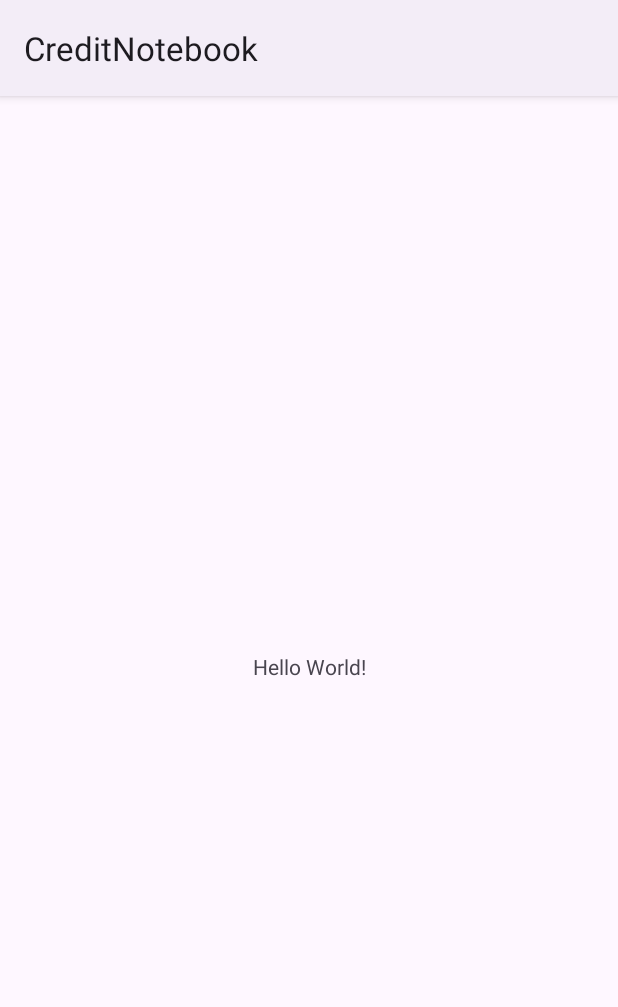
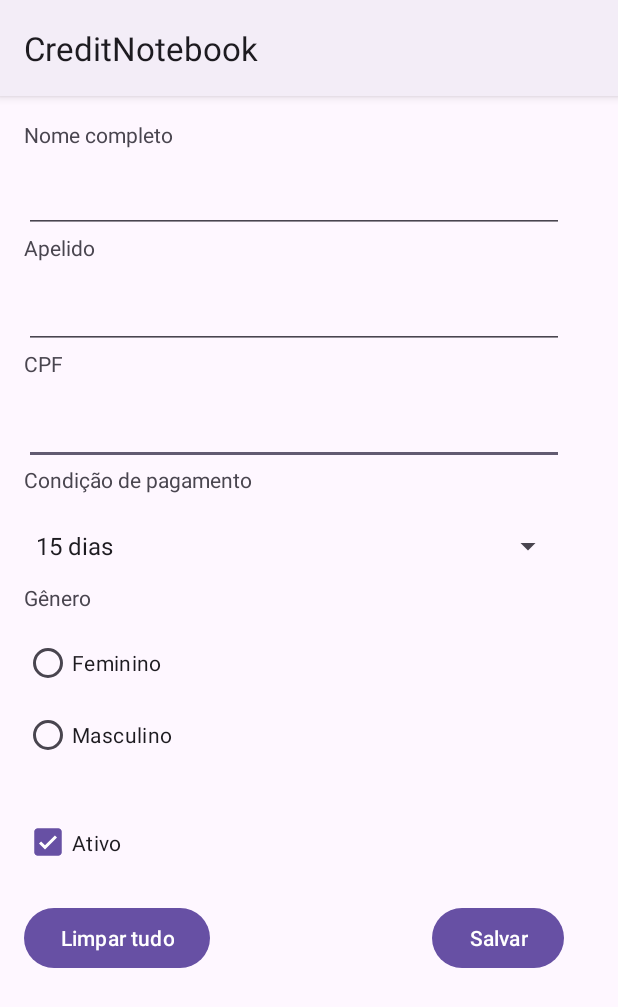
Before and after one commit to somallef/CreditNotebook, an Android app: the screen it shows after launch (MainActivity before the commit, CustomerActivity after it), on a phone screen of 412 x 824 dp. Shown: the top 1007 px of the screen. Run offline under Robolectric (Android 15) with nearby library versions, the phone set to English and light mode, and no system bars.

Commit message:
Criação da activity Customer

```diff
--- a/app/src/main/AndroidManifest.xml
+++ b/app/src/main/AndroidManifest.xml
@@ -13,14 +13,19 @@
         android:theme="@style/Theme.CreditNotebook"
         tools:targetApi="31">
         <activity
-            android:name=".MainActivity"
-            android:exported="true">
+            android:name=".domain.customer.CustomerActivity"
+            android:exported="true" >
             <intent-filter>
                 <action android:name="android.intent.action.MAIN" />
 
                 <category android:name="android.intent.category.LAUNCHER" />
             </intent-filter>
         </activity>
+        <activity
+            android:name=".MainActivity"
+            android:exported="true">
+
+        </activity>
     </application>
 
 </manifest>
--- /dev/null
+++ b/app/src/main/java/app/creditnotebook/domain/customer/CustomerActivity.java
@@ -0,0 +1,117 @@
+package app.creditnotebook.domain.customer;
+
+import androidx.appcompat.app.AppCompatActivity;
+
+import android.content.res.TypedArray;
+import android.os.Bundle;
+import android.view.View;
+import android.widget.ArrayAdapter;
+import android.widget.CheckBox;
+import android.widget.EditText;
+import android.widget.RadioGroup;
+import android.widget.Spinner;
+import android.widget.Toast;
+
+import java.util.ArrayList;
+import java.util.List;
+
+import app.creditnotebook.R;
+
+public class CustomerActivity extends AppCompatActivity {
+
+    private EditText editTextFullName;
+    private EditText editTextNickname;
+    private EditText editTextCPF;
+    private Spinner spinnerPaymentCondition;
+    private RadioGroup radioGroupGenres;
+    private CheckBox checkBoxActive;
+
+    @Override
+    protected void onCreate(Bundle savedInstanceState) {
+        super.onCreate(savedInstanceState);
+        setContentView(R.layout.activity_customer);
+
+        editTextFullName = findViewById(R.id.editTextFullName);
+        editTextNickname = findViewById(R.id.editTextNickname);
+        editTextCPF = findViewById(R.id.editTextCPF);
+        spinnerPaymentCondition = findViewById(R.id.spinnerPaymentCondition);
+        radioGroupGenres = findViewById(R.id.radioGroupGenres);
+        checkBoxActive = findViewById(R.id.checkBoxActive);
+
+        checkBoxActive.setChecked(true);
+        spinnerPaymentConditionPopulate();
+    }
+
+    public void save(View view) {
+
+        String validateResult = validate();
+
+        if (!validateResult.isEmpty()) {
+            Toast.makeText(this, validateResult, Toast.LENGTH_LONG).show();
+        } else {
+            Toast.makeText(this, R.string.saved_successfully, Toast.LENGTH_LONG).show();
+            clearForm(view);
+        }
+
+    }
+
+    private String validate() {
+
+        if (editTextFullName.getText().toString().trim().isEmpty()) {
+            return getString(R.string.fullname_required);
+        } else if (editTextCPF.getText().toString().trim().isEmpty()) {
+            return getString(R.string.cpf_required);
+        } else if (radioGroupGenres.getCheckedRadioButtonId() == -1) {
+            return getString(R.string.gender_required);
+        }
+
+        return "";
+    }
+
+    public void clearForm(View view) {
+
+        editTextFullName.setText(null);
+        editTextNickname.setText(null);
+        editTextCPF.setText(null);
+        spinnerPaymentCondition.setSelection(0);
+        radioGroupGenres.clearCheck();
+        checkBoxActive.setChecked(true);
+
+        editTextFullName.requestFocus();
+    }
+
+    private void spinnerPaymentConditionPopulate() {
+
+        TypedArray paymentConditions = this.getResources().obtainTypedArray(R.array.payment_conditions);
+        List<PaymentCondition> paymentConditionList = new ArrayList<>();
+        final int DEFAULT_VALUE = 0;
+        final int PAYMENT_CONDITION_DAYS_INDEX = 0;
+        final int PAYMENT_CONDITION_LABEL_INDEX = 1;
+
+        for (int i = 0; i < paymentConditions.length(); i++) {
+
+            int paymentConditionId = paymentConditions.getResourceId(i, DEFAULT_VALUE);
+
+            TypedArray rawPaymentCondition = this.getResources().obtainTypedArray(paymentConditionId);
+
+            PaymentCondition paymentCondition = new PaymentCondition(
+                    rawPaymentCondition.getInt(PAYMENT_CONDITION_DAYS_INDEX, DEFAULT_VALUE),
+                    rawPaymentCondition.getString(PAYMENT_CONDITION_LABEL_INDEX)
+            );
+
+            paymentConditionList.add(paymentCondition);
+
+        }
+
+        ArrayAdapter<String> adapter = new ArrayAdapter<>(
+                this,
+                android.R.layout.simple_spinner_item,
+                paymentConditionList.stream()
+                        .map(PaymentCondition::toString)
+                        .toArray(String[]::new)
+        );
+
+        adapter.setDropDownViewResource(android.R.layout.simple_spinner_dropdown_item);
+        spinnerPaymentCondition.setAdapter(adapter);
+    }
+}
--- /dev/null
+++ b/app/src/main/java/app/creditnotebook/domain/customer/PaymentCondition.java
@@ -0,0 +1,20 @@
+package app.creditnotebook.domain.customer;
+
+import androidx.annotation.NonNull;
+
+public class PaymentCondition {
+
+    private int days;
+    private String label;
+
+    public PaymentCondition(int days, String label) {
+        this.days = days;
+        this.label = label;
+    }
+
+    @NonNull
+    @Override
+    public String toString() {
+        return label;
+    }
+}
--- /dev/null
+++ b/app/src/main/res/layout/activity_customer.xml
@@ -0,0 +1,133 @@
+<?xml version="1.0" encoding="utf-8"?>
+<androidx.constraintlayout.widget.ConstraintLayout xmlns:android="http://schemas.android.com/apk/res/android"
+    xmlns:app="http://schemas.android.com/apk/res-auto"
+    xmlns:tools="http://schemas.android.com/tools"
+    android:layout_width="match_parent"
+    android:layout_height="match_parent"
+    tools:context=".CustomerActivity">
+
+    <EditText
+        android:id="@+id/editTextCPF"
+        android:layout_width="360dp"
+        android:layout_height="48dp"
+        android:ems="10"
+        android:inputType="text"
+        app:layout_constraintStart_toStartOf="@+id/textViewCPF"
+        app:layout_constraintTop_toBottomOf="@+id/textViewCPF" />
+
+    <TextView
+        android:id="@+id/textViewCPF"
+        android:layout_width="68dp"
+        android:layout_height="29dp"
+        android:text="@string/cpf"
+        app:layout_constraintStart_toStartOf="@+id/editTextNickname"
+        app:layout_constraintTop_toBottomOf="@+id/editTextNickname" />
+
+    <TextView
+        android:id="@+id/textViewGenre"
+        android:layout_width="183dp"
+        android:layout_height="29dp"
+        android:text="@string/gender"
+        app:layout_constraintStart_toStartOf="@+id/spinnerPaymentCondition"
+        app:layout_constraintTop_toBottomOf="@+id/spinnerPaymentCondition" />
+
+    <TextView
+        android:id="@+id/textViewPaymentCondition"
+        android:layout_width="183dp"
+        android:layout_height="29dp"
+        android:text="@string/payment_condition"
+        app:layout_constraintStart_toStartOf="@+id/editTextCPF"
+        app:layout_constraintTop_toBottomOf="@+id/editTextCPF" />
+
+    <EditText
+        android:id="@+id/editTextNickname"
+        android:layout_width="360dp"
+        android:layout_height="48dp"
+        android:ems="10"
+        android:inputType="text"
+        app:layout_constraintStart_toStartOf="@+id/textViewNickname"
+        app:layout_constraintTop_toBottomOf="@+id/textViewNickname" />
+
+    <TextView
+        android:id="@+id/textViewNickname"
+        android:layout_width="68dp"
+        android:layout_height="29dp"
+        android:text="@string/nickname"
+        app:layout_constraintStart_toStartOf="@+id/editTextFullName"
+        app:layout_constraintTop_toBottomOf="@+id/editTextFullName" />
+
+    <TextView
+        android:id="@+id/textViewName"
+        android:layout_width="117dp"
+        android:layout_height="27dp"
+        android:layout_marginStart="16dp"
+        android:layout_marginTop="16dp"
+        android:text="@string/full_name"
+        app:layout_constraintStart_toStartOf="parent"
+        app:layout_constraintTop_toTopOf="parent" />
+
+    <EditText
+        android:id="@+id/editTextFullName"
+        android:layout_width="360dp"
+        android:layout_height="48dp"
+        android:ems="10"
+        android:inputType="text"
+        app:layout_constraintStart_toStartOf="@+id/textViewName"
+        app:layout_constraintTop_toBottomOf="@+id/textViewName" />
+
+    <CheckBox
+        android:id="@+id/checkBoxActive"
+        android:layout_width="360dp"
+        android:layout_height="47dp"
+        android:text="@string/active_status"
+        app:layout_constraintStart_toStartOf="@+id/radioGroupGenres"
+        app:layout_constraintTop_toBottomOf="@+id/radioGroupGenres" />
+
+    <RadioGroup
+        android:id="@+id/radioGroupGenres"
+        android:layout_width="360dp"
+        android:layout_height="120dp"
+        app:layout_constraintStart_toStartOf="@+id/textViewGenre"
+        app:layout_constraintTop_toBottomOf="@+id/textViewGenre">
+
+        <RadioButton
+            android:id="@+id/radioButtonGenreFemale"
+            android:layout_width="match_parent"
+            android:layout_height="wrap_content"
+            android:text="@string/gender_female_label" />
+
+        <RadioButton
+            android:id="@+id/radioButtonGenreMale"
+            android:layout_width="match_parent"
+            android:layout_height="wrap_content"
+            android:text="@string/gender_male_label" />
+    </RadioGroup>
+
+    <Spinner
+        android:id="@+id/spinnerPaymentCondition"
+        android:layout_width="360dp"
+        android:layout_height="49dp"
+        app:layout_constraintStart_toStartOf="@+id/textViewPaymentCondition"
+        app:layout_constraintTop_toBottomOf="@+id/textViewPaymentCondition" />
+
+    <Button
+        android:id="@+id/buttonClearAll"
+        android:layout_width="wrap_content"
+        android:layout_height="wrap_content"
+        android:layout_marginTop="16dp"
+        android:onClick="clearForm"
+        android:text="@string/clear_all"
+        app:layout_constraintStart_toStartOf="@+id/checkBoxActive"
+        app:layout_constraintTop_toBottomOf="@+id/checkBoxActive" />
+
+    <Button
+        android:id="@+id/buttonSave"
+        android:layout_width="wrap_content"
+        android:layout_height="wrap_content"
+        android:layout_marginTop="16dp"
+        android:onClick="save"
+        android:text="@string/save"
+        app:layout_constraintEnd_toEndOf="@+id/checkBoxActive"
+        app:layout_constraintTop_toBottomOf="@+id/checkBoxActive" />
+
+</androidx.constraintlayout.widget.ConstraintLayout>
--- /dev/null
+++ b/app/src/main/res/values/payment_conditions.xml
@@ -0,0 +1,30 @@
+<?xml version="1.0" encoding="utf-8"?>
+<resources>
+    <array name="days_15">
+        <!--days-->
+        <item>15</item>
+        <!--label-->
+        <item>@string/days_15</item>
+    </array>
+
+    <array name="days_30">
+        <!--days-->
+        <item>30</item>
+        <!--label-->
+        <item>@string/days_30</item>
+    </array>
+
+    <array name="days_45">
+        <!--days-->
+        <item>45</item>
+        <!--label-->
+        <item>@string/days_45</item>
+    </array>
+
+    <array name="payment_conditions">
+        <item>@array/days_15</item>
+        <item>@array/days_30</item>
+        <item>@array/days_45</item>
+    </array>
+
+</resources>
--- a/app/src/main/res/values/strings.xml
+++ b/app/src/main/res/values/strings.xml
@@ -1,3 +1,22 @@
 <resources>
     <string name="app_name">CreditNotebook</string>
+    <string name="gender">Gênero</string>
+    <string name="gender_female_label">Feminino</string>
+    <string name="gender_male_label">Masculino</string>
+    <string name="active_status">Ativo</string>
+    <string name="inactive_status">Inativo</string>
+    <string name="cpf">CPF</string>
+    <string name="nickname">Apelido</string>
+    <string name="full_name">Nome completo</string>
+    <string name="payment_condition">Condição de pagamento</string>
+    <string name="clear_all">Limpar tudo</string>
+    <string name="save">Salvar</string>
+    <string name="days_15">15 dias</string>
+    <string name="days_30">30 dias</string>
+    <string name="days_45">45 dias</string>
+    <string name="saved_successfully">Salvo com sucesso</string>
+    <string name="fullname_required">O campo nome é obrigatório!</string>
+    <string name="cpf_required">O campo CPF é obrigatório!</string>
+    <string name="gender_required">Selecione um gênero</string>
+
 </resources>
```
